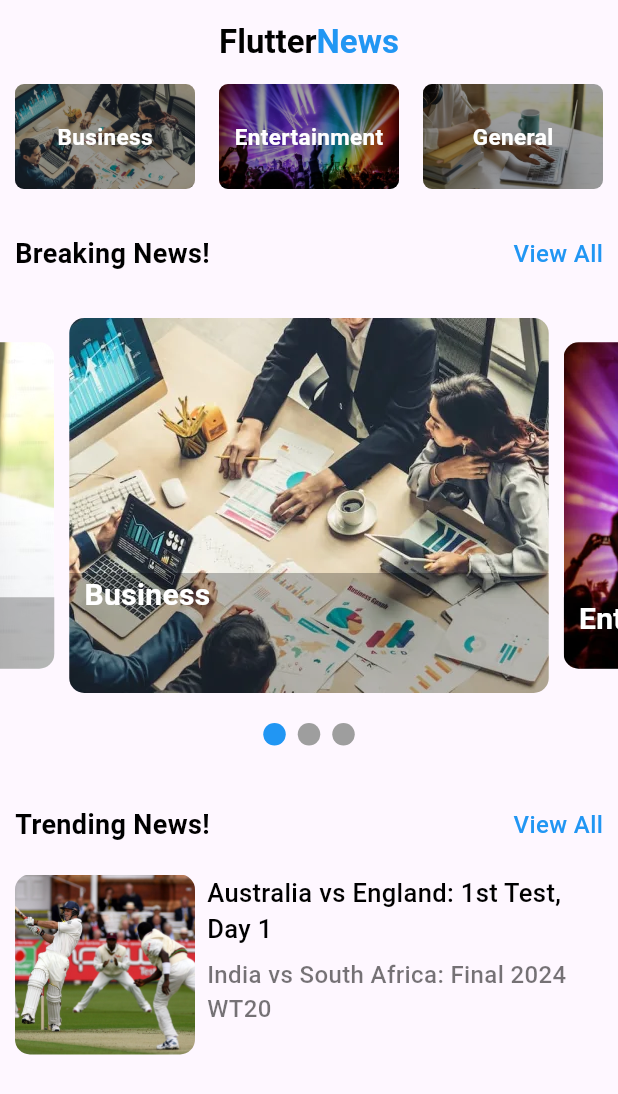
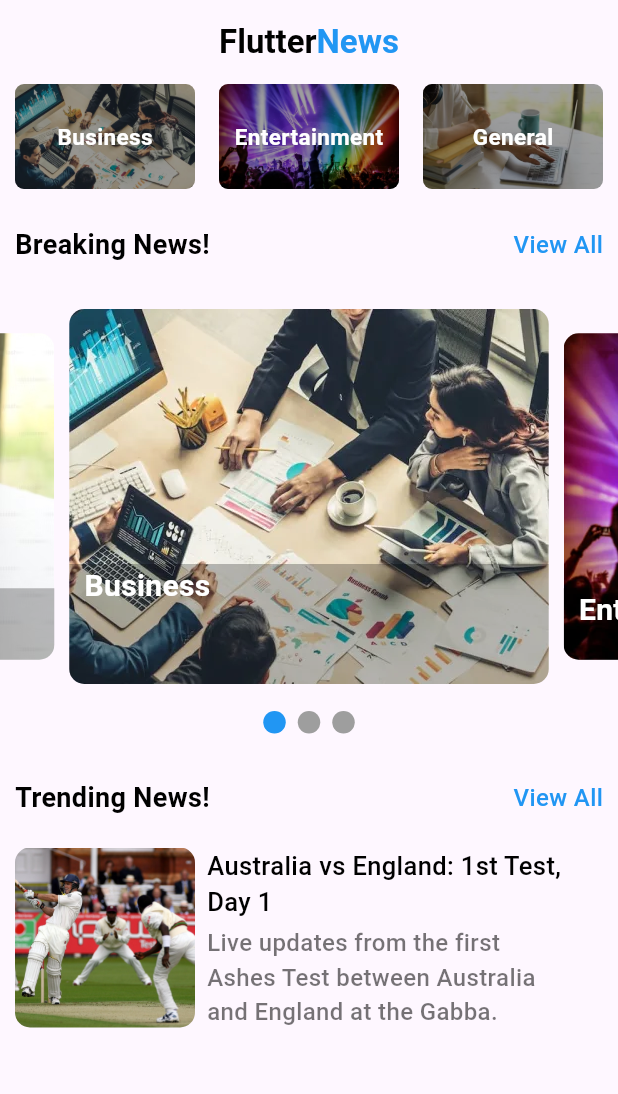
Before and after one commit to params19/news_app, a Flutter app: the screen it shows after launch, on a phone screen of 412 x 824 dp. Shown: the top 1094 px of the screen. Run offline on Flutter 3.47's test engine with Material 3 defaults, Android fonts, the phone set to English and light mode, and no system bars; drawn by our look-alikes of carousel_slider, smooth_page_indicator.

Commit message:
Refactor home page layout and category tile styling

```diff
--- a/lib/pages/home.dart
+++ b/lib/pages/home.dart
@@ -79,7 +79,7 @@ class _HomeState extends State<Home> {
               ),
             ),
 
-            const SizedBox(height: 20),
+            const SizedBox(height: 14),
 
             const Padding(
               padding: EdgeInsets.all(10.0),
@@ -129,11 +129,11 @@ class _HomeState extends State<Home> {
             ),
 
 
-            const SizedBox(height: 20),
+            const SizedBox(height: 18),
 
             Center(child: buildIndicator(),),
 
-            const SizedBox(height: 30),
+            const SizedBox(height: 20),
             const Padding(
               padding: EdgeInsets.all(10.0),
               child: Row(
@@ -192,11 +192,11 @@ class _HomeState extends State<Home> {
                           ),
                         ),
                     ),
-                    const SizedBox(height: 7),
+                    const SizedBox(height: 4),
                     Container(
                       width: MediaQuery.of(context).size.width/1.7,
                       child: Text(
-                          "India vs South Africa: Final 2024 WT20",
+                          "Live updates from the first Ashes Test between Australia and England at the Gabba.",
                           style: TextStyle(
                             color: Colors.black54,
                             fontWeight: FontWeight.w500,
```
